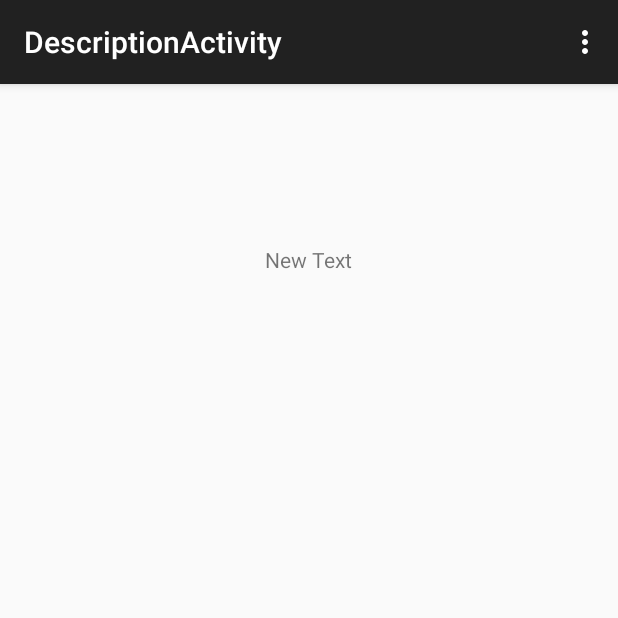
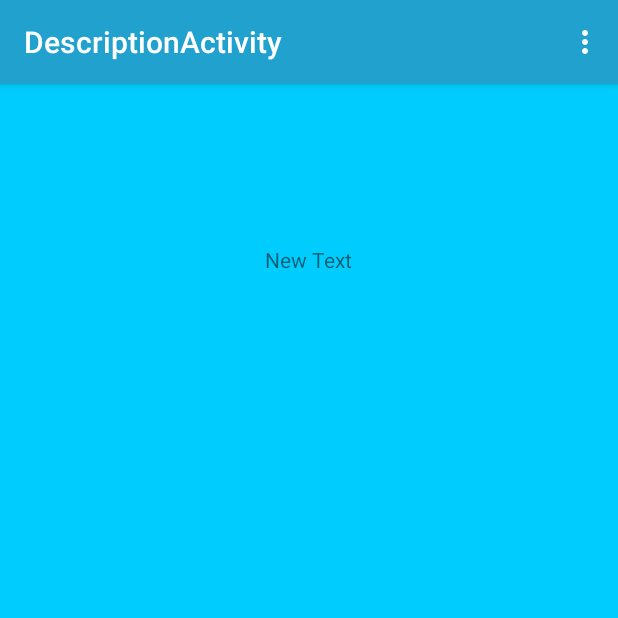
Before and after one commit to Creativerse/UnsriGuideMap, an Android app: the DescriptionActivity screen opened directly, with no data from a screen before it, on a phone screen of 412 x 824 dp, the top half of it. Run offline under Robolectric (Android 15) with nearby library versions, the phone set to English and light mode, and no system bars; 1 statement that could not run was skipped.

Commit message:
add color + image database

```diff
--- a/app/src/main/java/mobcom/ilkom/unsri/unsriguidemap/DatabaseHandler.java
+++ b/app/src/main/java/mobcom/ilkom/unsri/unsriguidemap/DatabaseHandler.java
@@ -10,12 +10,13 @@ import android.database.sqlite.SQLiteOpenHelper;
  * Created by Hasby on 05/12/2015.
  */
 public class DatabaseHandler extends SQLiteOpenHelper {
-    private static final int DATABASE_VERSION = 2;
+    private static final int DATABASE_VERSION = 3;
     private static final String DATABASE_NAME = "ugm";
     private static final String TABLE_NAME = "description";
     private static final String FIELD_ID = "id";
     private static final String FIELD_NAME = "name";
     private static final String FIELD_DESCRIPTION = "description";
+    private static final String FIELD_IMAGE = "image";
 
     public DatabaseHandler(Context context) {
         super(context, DATABASE_NAME, null, DATABASE_VERSION);
@@ -26,7 +27,8 @@ public class DatabaseHandler extends SQLiteOpenHelper {
         String CREATE_TABLE = "CREATE TABLE "+ TABLE_NAME +" ("
                 + FIELD_ID +" VARCHAR(50), "
                 + FIELD_NAME +" VARCHAR(100), "
-                + FIELD_DESCRIPTION +" VARCHAR(10) );";
+                + FIELD_DESCRIPTION +" VARCHAR(100), "
+                + FIELD_IMAGE +" VARCHAR(10) );";
         db.execSQL(CREATE_TABLE);
     }
 
@@ -38,16 +40,16 @@ public class DatabaseHandler extends SQLiteOpenHelper {
         onCreate(db);
     }
 
-    public String getCompanyIdByToken(String token) {
+    public Fakultas getData(String id) {
         SQLiteDatabase db = this.getReadableDatabase();
 
-        Cursor cursor = db.rawQuery("select * from "+ TABLE_NAME +" where "+ FIELD_ID +" = '" + token +"';", null);
+        Cursor cursor = db.rawQuery("select * from "+ TABLE_NAME +" where "+ FIELD_ID +" = '" + id +"';", null);
         if (cursor != null) {
             cursor.moveToFirst();
-            return cursor.getString(2);
+            return new Fakultas(cursor.getString(0), cursor.getString(1), cursor.getString(2), cursor.getString(3));
         }
         else {
-            return "no data";
+            return null;
         }
     }
 
--- a/app/src/main/java/mobcom/ilkom/unsri/unsriguidemap/DescriptionActivity.java
+++ b/app/src/main/java/mobcom/ilkom/unsri/unsriguidemap/DescriptionActivity.java
@@ -8,14 +8,18 @@ import android.widget.ImageView;
 import android.widget.TextView;
 
 public class DescriptionActivity extends AppCompatActivity {
+    private DatabaseHandler database;
+    private Fakultas fakultas;
 
     @Override
     protected void onCreate(Bundle savedInstanceState) {
         super.onCreate(savedInstanceState);
         setContentView(R.layout.activity_description);
 
-        ImageView image = findViewById(R.id.imageView);
-        TextView description = findViewById(R.id.textView);
+        database = new DatabaseHandler(this);
+        fakultas = database.getData("1");
+        ImageView image = (ImageView)findViewById(R.id.imageView);
+        TextView description = (TextView)findViewById(R.id.textView);
     }
 
     @Override
--- /dev/null
+++ b/app/src/main/res/values/colors.xml
@@ -0,0 +1,6 @@
+<?xml version="1.0" encoding="utf-8"?>
+<resources>
+    <color name="colorPrimary">#21A2CE</color>
+    <color name="textColorPrimary">#FAFAFA</color>
+    <color name="windowBackground">#00CDFD</color>
+</resources>
--- a/app/src/main/res/values/styles.xml
+++ b/app/src/main/res/values/styles.xml
@@ -3,6 +3,9 @@
     <!-- Base application theme. -->
     <style name="AppTheme" parent="Theme.AppCompat.Light.DarkActionBar">
         <!-- Customize your theme here. -->
+        <item name="colorPrimary">@color/colorPrimary</item>
+        <item name="android:textColorPrimary">@color/textColorPrimary</item>
+        <item name="android:windowBackground">@color/windowBackground</item>
     </style>
 
 </resources>
```
Also changed, not shown: app/src/main/java/mobcom/ilkom/unsri/unsriguidemap/Fakultas.java (added, +34 -0 lines).
